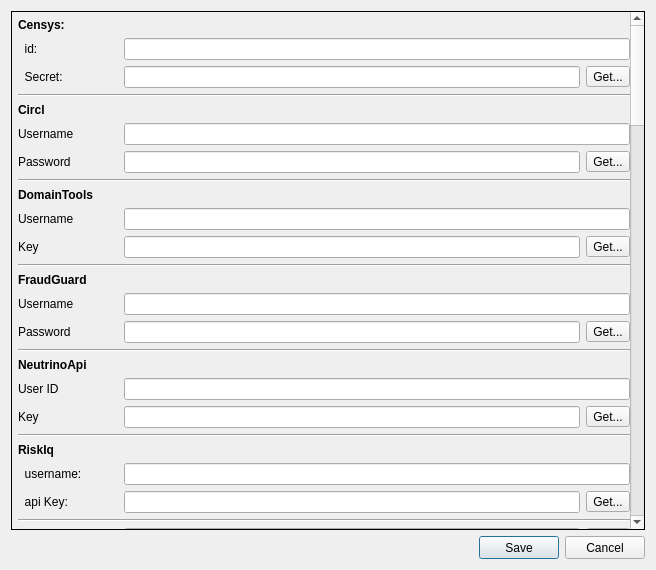
First picture: the form in sub3suite/src/Dialogs/ApiKeysDialog.ui, repository 3nock/OTE, before the edit.
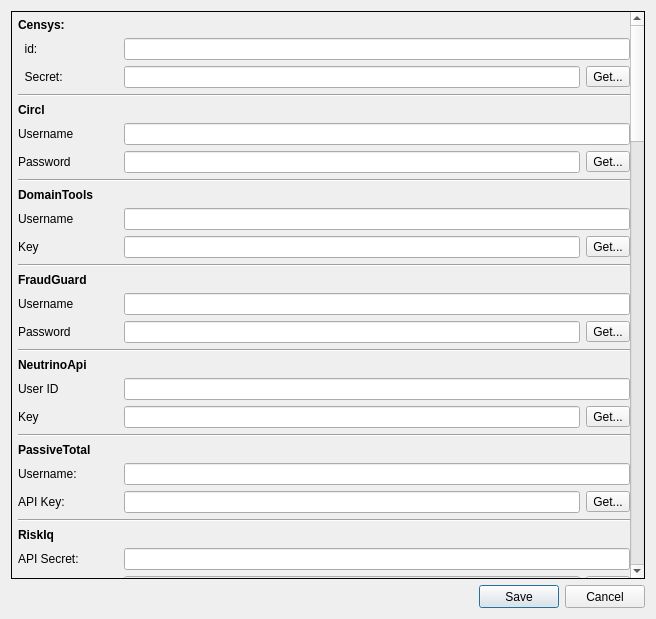
Second picture: the form after the edit. Icons and pictures are not drawn.

Diff of the .ui file:
```diff
--- a/sub3suite/src/Dialogs/ApiKeysDialog.ui
+++ b/sub3suite/src/Dialogs/ApiKeysDialog.ui
@@ -7,7 +7,7 @@
     <x>0</x>
     <y>0</y>
     <width>656</width>
-    <height>570</height>
+    <height>619</height>
    </rect>
   </property>
   <property name="sizePolicy">
@@ -63,9 +63,9 @@
       <property name="geometry">
        <rect>
         <x>0</x>
-        <y>0</y>
+        <y>-310</y>
         <width>619</width>
-        <height>2542</height>
+        <height>2626</height>
        </rect>
       </property>
       <layout class="QVBoxLayout" name="verticalLayout">
@@ -576,6 +576,150 @@
          </property>
         </widget>
        </item>
+       <item>
+        <widget class="QLabel" name="label_75">
+         <property name="sizePolicy">
+          <sizepolicy hsizetype="Maximum" vsizetype="Maximum">
+           <horstretch>0</horstretch>
+           <verstretch>0</verstretch>
+          </sizepolicy>
+         </property>
+         <property name="font">
+          <font>
+           <weight>75</weight>
+           <bold>true</bold>
+          </font>
+         </property>
+         <property name="text">
+          <string>PassiveTotal</string>
+         </property>
+        </widget>
+       </item>
+       <item>
+        <layout class="QHBoxLayout" name="horizontalLayout_69">
+         <item>
+          <widget class="QLabel" name="label_76">
+           <property name="sizePolicy">
+            <sizepolicy hsizetype="Fixed" vsizetype="Fixed">
+             <horstretch>0</horstretch>
+             <verstretch>0</verstretch>
+            </sizepolicy>
+           </property>
+           <property name="minimumSize">
+            <size>
+             <width>100</width>
+             <height>20</height>
+            </size>
+           </property>
+           <property name="maximumSize">
+            <size>
+             <width>100</width>
+             <height>20</height>
+            </size>
+           </property>
+           <property name="text">
+            <string>Username:</string>
+           </property>
+          </widget>
+         </item>
+         <item>
+          <widget class="QLineEdit" name="lineEditPassiveTotalUsername">
+           <property name="sizePolicy">
+            <sizepolicy hsizetype="Expanding" vsizetype="Fixed">
+             <horstretch>0</horstretch>
+             <verstretch>0</verstretch>
+            </sizepolicy>
+           </property>
+           <property name="minimumSize">
+            <size>
+             <width>0</width>
+             <height>0</height>
+            </size>
+           </property>
+           <property name="maximumSize">
+            <size>
+             <width>16777215</width>
+             <height>16777215</height>
+            </size>
+           </property>
+           <property name="styleSheet">
+            <string notr="true"/>
+           </property>
+          </widget>
+         </item>
+        </layout>
+       </item>
+       <item>
+        <layout class="QHBoxLayout" name="horizontalLayout_70">
+         <item>
+          <widget class="QLabel" name="label_77">
+           <property name="sizePolicy">
+            <sizepolicy hsizetype="Fixed" vsizetype="Fixed">
+             <horstretch>0</horstretch>
+             <verstretch>0</verstretch>
+            </sizepolicy>
+           </property>
+           <property name="minimumSize">
+            <size>
+             <width>100</width>
+             <height>20</height>
+            </size>
+           </property>
+           <property name="maximumSize">
+            <size>
+             <width>100</width>
+             <height>20</height>
+            </size>
+           </property>
+           <property name="text">
+            <string>API Key:</string>
+           </property>
+          </widget>
+         </item>
+         <item>
+          <widget class="QLineEdit" name="lineEditPassiveTotalKey">
+           <property name="sizePolicy">
+            <sizepolicy hsizetype="Expanding" vsizetype="Fixed">
+             <horstretch>0</horstretch>
+             <verstretch>0</verstretch>
+            </sizepolicy>
+           </property>
+           <property name="minimumSize">
+            <size>
+             <width>0</width>
+             <height>0</height>
+            </size>
+           </property>
+           <property name="maximumSize">
+            <size>
+             <width>16777215</width>
+             <height>16777215</height>
+            </size>
+           </property>
+           <property name="styleSheet">
+            <string notr="true"/>
+           </property>
+          </widget>
+         </item>
+         <item>
+          <widget class="QToolButton" name="buttonGetPassiveTotal">
+           <property name="styleSheet">
+            <string notr="true"/>
+           </property>
+           <property name="text">
+            <string>Get...</string>
+           </property>
+          </widget>
+         </item>
+        </layout>
+       </item>
+       <item>
+        <widget class="Line" name="line_61">
+         <property name="orientation">
+          <enum>Qt::Horizontal</enum>
+         </property>
+        </widget>
+       </item>
        <item>
         <widget class="QLabel" name="label_18">
          <property name="sizePolicy">
@@ -618,7 +762,7 @@
             </size>
            </property>
            <property name="text">
-            <string>  username:</string>
+            <string>API Secret:</string>
            </property>
           </widget>
          </item>
@@ -672,7 +816,7 @@
             </size>
            </property>
            <property name="text">
-            <string>  api Key:</string>
+            <string>API Key:</string>
            </property>
           </widget>
          </item>
```
Left out of the diff: 2 changed lines with no effect on the pictures.
